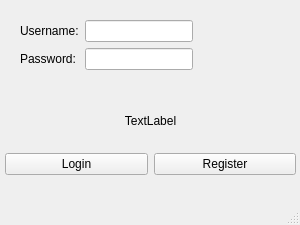
Above: mainwindow.ui from SaifTaherDev/A1_Cinema-Project before the change. Below: the same form after it.
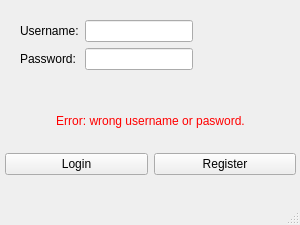
That is the form after the change.

Patch:
```diff
--- a/mainwindow.ui
+++ b/mainwindow.ui
@@ -92,8 +92,11 @@
     <layout class="QVBoxLayout" name="verticalLayout">
      <item>
       <widget class="QLabel" name="login_labelErr">
+       <property name="enabled">
+        <bool>true</bool>
+       </property>
        <property name="text">
-        <string>TextLabel</string>
+        <string>&lt;html&gt;&lt;head/&gt;&lt;body&gt;&lt;p&gt;&lt;span style=&quot; color:#ff0000;&quot;&gt;Error: wrong username or pasword.&lt;/span&gt;&lt;/p&gt;&lt;/body&gt;&lt;/html&gt;</string>
        </property>
        <property name="alignment">
         <set>Qt::AlignCenter</set>
```
